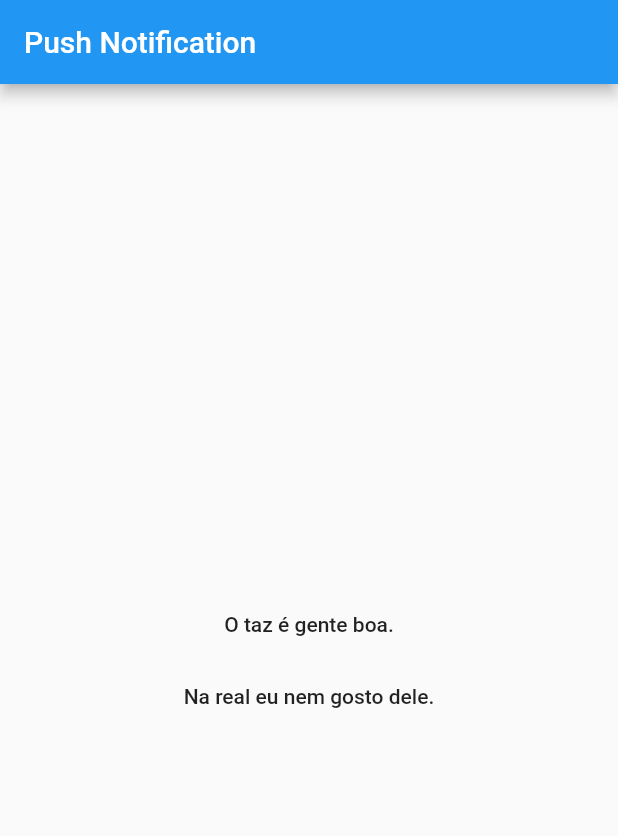
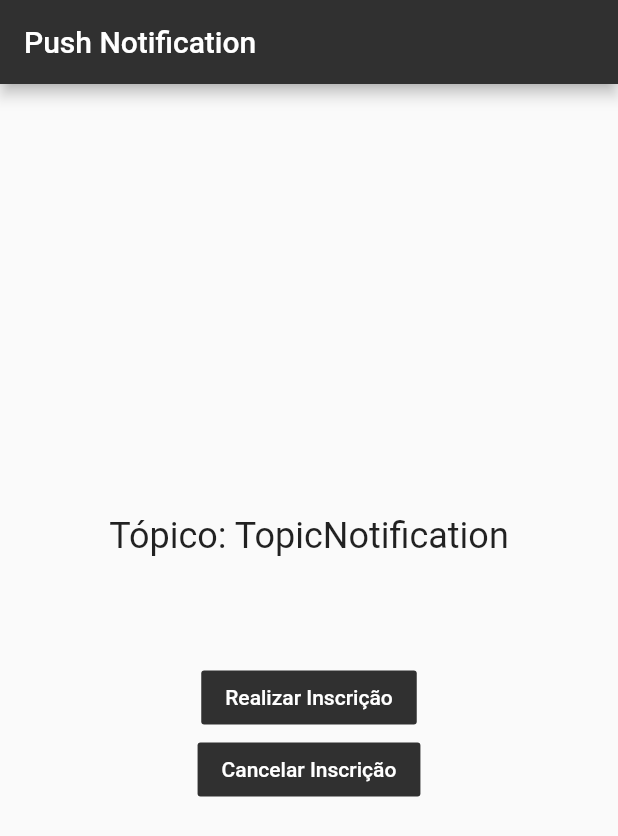
Before and after one commit to ViniciusGabrielSF/push-notification-front, a Flutter app: the screen it shows after launch, on a phone screen of 412 x 824 dp. Shown: the top 836 px of the screen. Run offline on Flutter 3.47's test engine with Material 2 defaults, Android fonts, the phone set to English and light mode, and no system bars; our stand-ins replace firebase_messaging; accounts and stored records are empty.

Commit message:
corrige handlers de notificação

```diff
--- a/push_notification/lib/main.dart
+++ b/push_notification/lib/main.dart
@@ -17,6 +17,7 @@ class MyApp extends StatelessWidget {
       ),
       home: Scaffold(
         appBar: AppBar(
+          backgroundColor: Colors.grey[850],
           title: Text("Push Notification"),
         ),
         body: MessageHandler(),
--- a/push_notification/lib/message_handler.dart
+++ b/push_notification/lib/message_handler.dart
@@ -7,14 +7,12 @@ import 'package:firebase_messaging/firebase_messaging.dart';
 
 import 'model/notification.dart';
 
-
 class MessageHandler extends StatefulWidget {
   @override
   _MessageHandlerState createState() => _MessageHandlerState();
 }
 
 class _MessageHandlerState extends State<MessageHandler> {
-  //final Firestore _db = Firestore.instance;
   final FirebaseMessaging _fcm = FirebaseMessaging();
 
   StreamSubscription iosSubscription;
@@ -33,20 +31,24 @@ class _MessageHandlerState extends State<MessageHandler> {
     super.initState();
 
     if (Platform.isIOS) {
-      iosSubscription = _fcm.onIosSettingsRegistered.listen((data) {
-        // save the token  OR subscribe to a topic here
-      });
+      iosSubscription = _fcm.onIosSettingsRegistered.listen((data) {});
       _fcm.requestNotificationPermissions(IosNotificationSettings());
     }
 
     _fcm.configure(
-      onMessage: (Map<String, dynamic> message) async {
+      onMessage: handleMessage,
+      onLaunch: handleLaunchAndResume,
+      onResume: handleLaunchAndResume,
+      onBackgroundMessage: handleBackground,
+    );
+  }
+
+  Future<dynamic> handleMessage(Map<String, dynamic> message) async {
     print("message payload: $message");
     var notification = NotificationBody.fromJson(message);
-        print(notification);
 
     final snackBar = SnackBar(
-          duration: Duration(seconds: 3),
+      duration: Duration(seconds: 5),
       content: Text(
         notification.title,
         style: TextStyle(
@@ -61,27 +63,16 @@ class _MessageHandlerState extends State<MessageHandler> {
       ),
     );
 
-        Scaffold.of(context)
-            .
-        showSnackBar
-          (
-            snackBar
-        );
-      },
-      onLaunch: handleLaunchAndResume,
-      onResume: handleLaunchAndResume,
-      onBackgroundMessage: handleBackground,
-    );
+    Scaffold.of(context).showSnackBar(snackBar);
   }
 
   Future<dynamic> handleLaunchAndResume(Map<String, dynamic> message) async {
     print("message payload: $message");
     var notification = NotificationBody.fromJson(message);
-    print(notification);
+
     showDialog(
       context: context,
-      builder: (context) =>
-          AlertDialog(
+      builder: (context) => AlertDialog(
         content: ListTile(
           title: Padding(
             padding: EdgeInsets.only(bottom: 20),
@@ -102,6 +93,8 @@ class _MessageHandlerState extends State<MessageHandler> {
         actions: [
           FlatButton(
             child: Text("Close"),
+            color: Colors.grey[850],
+            textColor: Colors.white,
             onPressed: () {
               Navigator.of(context).pop();
             },
@@ -113,18 +106,31 @@ class _MessageHandlerState extends State<MessageHandler> {
 
   @override
   Widget build(BuildContext context) {
-    return
-      Center(
+    return Center(
       child: Column(
         mainAxisAlignment: MainAxisAlignment.center,
         children: <Widget>[
+          Padding(
+              padding: EdgeInsets.only(bottom: 70),
+              child: Text(
+                "Tópico: TopicNotification",
+                style: Theme.of(context).textTheme.headline5,
+              )),
           FlatButton(
-              child: Text('O taz é gente boa.'),
-              onPressed: () => _fcm.subscribeToTopic('likeTaz'),
+            child: Text(
+              'Realizar Inscrição',
+            ),
+            color: Colors.grey[850],
+            textColor: Colors.white,
+            onPressed: () => _fcm.subscribeToTopic('TopicNotification'),
           ),
           FlatButton(
-              child: Text('Na real eu nem gosto dele.'),
-              onPressed: () => _fcm.unsubscribeFromTopic('likeTaz'),
+            child: Text(
+              'Cancelar Inscrição',
+            ),
+            color: Colors.grey[850],
+            textColor: Colors.white,
+            onPressed: () => _fcm.unsubscribeFromTopic('TopicNotification'),
           ),
         ],
       ),
```
Also changed, not shown: push_notification/lib/model/notification.dart (+5 -5 lines). Lines whose indentation alone changed are shown as unchanged.
